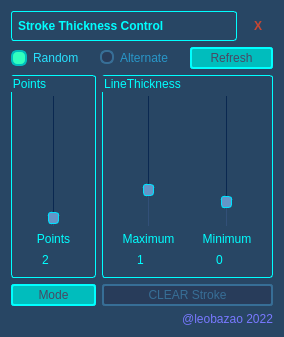
Old version of the form package/harmony20/BirdoPack/ui/BD_StrokeManager.ui in the repository otmbneto/BirdoApp.
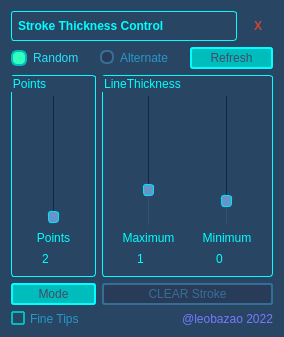
New version of the form.

Commit message: update script stroke manager - add opção de fine tips e melhora no modo q limpa os pontos da linha

```diff
--- a/package/harmony20/BirdoPack/ui/BD_StrokeManager.ui
+++ b/package/harmony20/BirdoPack/ui/BD_StrokeManager.ui
@@ -400,6 +400,13 @@
    </item>
    <item row="5" column="0" colspan="2">
     <layout class="QHBoxLayout" name="horizontalLayout">
+     <item>
+      <widget class="QCheckBox" name="checkTips">
+       <property name="text">
+        <string>Fine Tips</string>
+       </property>
+      </widget>
+     </item>
      <item>
       <widget class="QLabel" name="label_6">
        <property name="styleSheet">
```
The commit also changes 1 other file.
